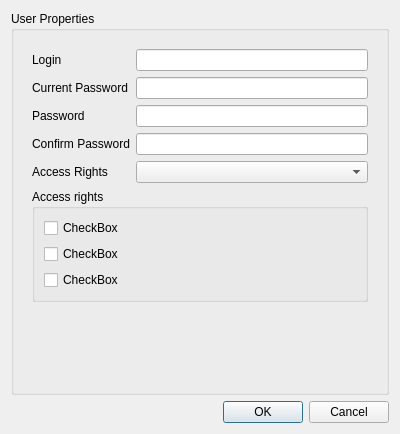
Old version of the form client/src/ui/dialogs/user_settings_dialog.ui in the repository networkoptix/nx_open.
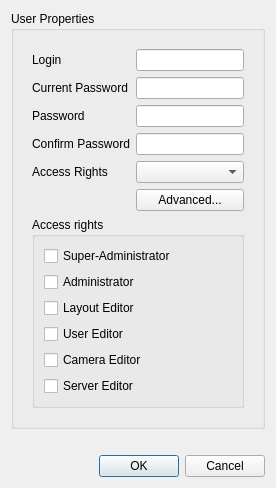
New version of the form.

Commit message:
User settings dialog is working now
<==== Mercurial data ====>
Branch: userrights

Diff of the .ui file:
```diff
--- a/client/src/ui/dialogs/user_settings_dialog.ui
+++ b/client/src/ui/dialogs/user_settings_dialog.ui
@@ -6,22 +6,48 @@
    <rect>
     <x>0</x>
     <y>0</y>
-    <width>400</width>
-    <height>434</height>
+    <width>462</width>
+    <height>510</height>
    </rect>
   </property>
+  <property name="sizePolicy">
+   <sizepolicy hsizetype="Preferred" vsizetype="Fixed">
+    <horstretch>0</horstretch>
+    <verstretch>0</verstretch>
+   </sizepolicy>
+  </property>
   <property name="windowTitle">
    <string>Create New User</string>
   </property>
   <layout class="QVBoxLayout" name="verticalLayout">
+   <property name="sizeConstraint">
+    <enum>QLayout::SetFixedSize</enum>
+   </property>
+   <item>
+    <layout class="QVBoxLayout" name="dialogLayout">
+     <property name="sizeConstraint">
+      <enum>QLayout::SetFixedSize</enum>
+     </property>
    <item>
     <widget class="QGroupBox" name="groupBox">
+       <property name="sizePolicy">
+        <sizepolicy hsizetype="Preferred" vsizetype="Fixed">
+         <horstretch>0</horstretch>
+         <verstretch>0</verstretch>
+        </sizepolicy>
+       </property>
      <property name="title">
       <string>User Properties</string>
      </property>
      <layout class="QVBoxLayout" name="verticalLayout_2">
       <item>
        <widget class="QWidget" name="widget" native="true">
+          <property name="sizePolicy">
+           <sizepolicy hsizetype="Preferred" vsizetype="Fixed">
+            <horstretch>0</horstretch>
+            <verstretch>0</verstretch>
+           </sizepolicy>
+          </property>
         <layout class="QGridLayout" name="gridLayout">
          <item row="0" column="0">
           <widget class="QLabel" name="loginLabel">
@@ -91,8 +117,8 @@
            </property>
           </widget>
          </item>
-         <item row="5" column="0" colspan="2">
-          <widget class="QGroupBox" name="verticalGroupBox">
+           <item row="6" column="0" colspan="2">
+            <widget class="QGroupBox" name="accessRightsGroupbox">
            <property name="title">
             <string>Access rights</string>
            </property>
@@ -100,45 +126,75 @@
             <item>
              <widget class="QCheckBox" name="checkBox">
               <property name="text">
-               <string>CheckBox</string>
+                 <string>Super-Administrator</string>
               </property>
              </widget>
             </item>
             <item>
              <widget class="QCheckBox" name="checkBox_2">
               <property name="text">
-               <string>CheckBox</string>
+                 <string>Administrator</string>
               </property>
              </widget>
             </item>
             <item>
              <widget class="QCheckBox" name="checkBox_3">
               <property name="text">
-               <string>CheckBox</string>
+                 <string>Layout Editor</string>
               </property>
              </widget>
             </item>
-           </layout>
-          </widget>
-         </item>
-        </layout>
+              <item>
+               <widget class="QCheckBox" name="editUserCheckBox">
+                <property name="text">
+                 <string>User Editor</string>
+                </property>
+               </widget>
+              </item>
+              <item>
+               <widget class="QCheckBox" name="editCameraCheckBox">
+                <property name="text">
+                 <string>Camera Editor</string>
+                </property>
        </widget>
       </item>
       <item>
-       <spacer name="verticalSpacer">
-        <property name="orientation">
-         <enum>Qt::Vertical</enum>
-        </property>
-        <property name="sizeHint" stdset="0">
-         <size>
-          <width>20</width>
-          <height>40</height>
-         </size>
-        </property>
-       </spacer>
+               <widget class="QCheckBox" name="editServerCheckBox">
+                <property name="text">
+                 <string>Server Editor</string>
+                </property>
+               </widget>
+              </item>
+             </layout>
+            </widget>
+           </item>
+           <item row="5" column="1">
+            <widget class="QPushButton" name="advancedButton">
+             <property name="text">
+              <string>Advanced...</string>
+             </property>
+             <property name="checkable">
+              <bool>true</bool>
+             </property>
+             <property name="autoDefault">
+              <bool>false</bool>
+             </property>
+            </widget>
+           </item>
+          </layout>
+         </widget>
+        </item>
+       </layout>
+      </widget>
       </item>
       <item>
        <widget class="QLabel" name="hintLabel">
+       <property name="sizePolicy">
+        <sizepolicy hsizetype="Preferred" vsizetype="Fixed">
+         <horstretch>0</horstretch>
+         <verstretch>0</verstretch>
+        </sizepolicy>
+       </property>
         <property name="text">
          <string/>
         </property>
@@ -147,9 +203,6 @@
         </property>
        </widget>
       </item>
-     </layout>
-    </widget>
-   </item>
    <item>
     <widget class="QDialogButtonBox" name="buttonBox">
      <property name="orientation">
@@ -159,6 +212,8 @@
       <set>QDialogButtonBox::Cancel|QDialogButtonBox::Ok</set>
      </property>
     </widget>
+     </item>
+    </layout>
    </item>
   </layout>
  </widget>
```
Left out of the diff: 6 changed lines with no effect on the pictures. Lines whose indentation alone changed are shown as unchanged. The commit also changes 2 other files.
